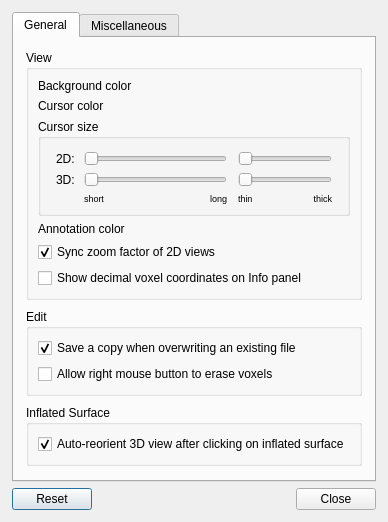
Before: the Qt Designer form freeview/DialogPreferences.ui in freesurfer/freesurfer, drawn with Qt 5.
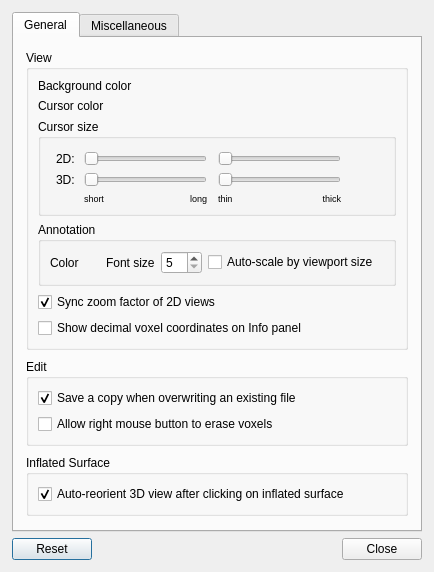
After: the same form once the commit is applied. Custom widgets are drawn as their Qt base class.

Commit message: Option to set annotation font size

Diff of the .ui file:
```diff
--- a/freeview/DialogPreferences.ui
+++ b/freeview/DialogPreferences.ui
@@ -9,8 +9,8 @@
    <rect>
     <x>0</x>
     <y>0</y>
-    <width>441</width>
-    <height>549</height>
+    <width>488</width>
+    <height>672</height>
    </rect>
   </property>
   <property name="windowTitle">
@@ -66,6 +66,75 @@
           <string>View</string>
          </property>
          <layout class="QGridLayout" name="gridLayout">
+          <item row="4" column="0" colspan="3">
+           <widget class="QGroupBox" name="groupBox_4">
+            <property name="title">
+             <string>Annotation</string>
+            </property>
+            <layout class="QGridLayout" name="gridLayout_4">
+             <item row="0" column="5">
+              <widget class="QCheckBox" name="checkBoxAutoScaleFont">
+               <property name="text">
+                <string>Auto-scale by viewport size</string>
+               </property>
+              </widget>
+             </item>
+             <item row="0" column="4">
+              <widget class="QSpinBox" name="spinBoxFontSize">
+               <property name="minimum">
+                <number>5</number>
+               </property>
+              </widget>
+             </item>
+             <item row="0" column="6">
+              <spacer name="horizontalSpacer_7">
+               <property name="orientation">
+                <enum>Qt::Horizontal</enum>
+               </property>
+               <property name="sizeHint" stdset="0">
+                <size>
+                 <width>5</width>
+                 <height>5</height>
+                </size>
+               </property>
+              </spacer>
+             </item>
+             <item row="0" column="0">
+              <widget class="QLabel" name="label_4">
+               <property name="text">
+                <string>Color</string>
+               </property>
+              </widget>
+             </item>
+             <item row="0" column="1">
+              <widget class="QtColorPicker" name="colorPickerAnnotation" native="true"/>
+             </item>
+             <item row="0" column="3">
+              <widget class="QLabel" name="label_14">
+               <property name="text">
+                <string>Font size</string>
+               </property>
+              </widget>
+             </item>
+             <item row="0" column="2">
+              <spacer name="horizontalSpacer_8">
+               <property name="orientation">
+                <enum>Qt::Horizontal</enum>
+               </property>
+               <property name="sizeType">
+                <enum>QSizePolicy::Fixed</enum>
+               </property>
+               <property name="sizeHint" stdset="0">
+                <size>
+                 <width>15</width>
+                 <height>5</height>
+                </size>
+               </property>
+              </spacer>
+             </item>
+            </layout>
+           </widget>
+          </item>
           <item row="1" column="2">
            <spacer name="horizontalSpacer_2">
             <property name="orientation">
@@ -135,13 +204,6 @@
             </property>
            </spacer>
           </item>
-          <item row="4" column="0">
-           <widget class="QLabel" name="label_4">
-            <property name="text">
-             <string>Annotation color</string>
-            </property>
-           </widget>
-          </item>
           <item row="6" column="0" colspan="3">
            <widget class="QCheckBox" name="checkBoxDecimalVoxelCoord">
             <property name="text">
@@ -167,7 +229,7 @@
             <property name="title">
              <string>Cursor size</string>
             </property>
-            <layout class="QGridLayout" name="gridLayout_2">
+            <layout class="QGridLayout" name="gridLayout_2" columnstretch="0,0,0,0,0,0,0,0,1">
              <property name="leftMargin">
               <number>15</number>
              </property>
@@ -177,20 +239,38 @@
              <property name="rightMargin">
               <number>15</number>
              </property>
-             <item row="2" column="5" colspan="2">
-              <widget class="QSlider" name="horizontalSliderThickness3D">
+             <item row="0" column="5" colspan="3">
+              <widget class="QSlider" name="horizontalSliderThickness2D">
+               <property name="sizePolicy">
+                <sizepolicy hsizetype="Expanding" vsizetype="Fixed">
+                 <horstretch>1</horstretch>
+                 <verstretch>0</verstretch>
+                </sizepolicy>
+               </property>
                <property name="minimum">
                 <number>1</number>
                </property>
                <property name="maximum">
-                <number>15</number>
+                <number>10</number>
                </property>
                <property name="pageStep">
                 <number>1</number>
                </property>
+               <property name="value">
+                <number>1</number>
+               </property>
                <property name="orientation">
                 <enum>Qt::Horizontal</enum>
                </property>
+               <property name="invertedAppearance">
+                <bool>false</bool>
+               </property>
+               <property name="invertedControls">
+                <bool>false</bool>
+               </property>
+               <property name="tickPosition">
+                <enum>QSlider::NoTicks</enum>
+               </property>
               </widget>
              </item>
              <item row="3" column="1">
@@ -232,40 +312,6 @@
                </property>
               </widget>
              </item>
-             <item row="0" column="5" colspan="2">
-              <widget class="QSlider" name="horizontalSliderThickness2D">
-               <property name="sizePolicy">
-                <sizepolicy hsizetype="Expanding" vsizetype="Fixed">
-                 <horstretch>1</horstretch>
-                 <verstretch>0</verstretch>
-                </sizepolicy>
-               </property>
-               <property name="minimum">
-                <number>1</number>
-               </property>
-               <property name="maximum">
-                <number>10</number>
-               </property>
-               <property name="pageStep">
-                <number>1</number>
-               </property>
-               <property name="value">
-                <number>1</number>
-               </property>
-               <property name="orientation">
-                <enum>Qt::Horizontal</enum>
-               </property>
-               <property name="invertedAppearance">
-                <bool>false</bool>
-               </property>
-               <property name="invertedControls">
-                <bool>false</bool>
-               </property>
-               <property name="tickPosition">
-                <enum>QSlider::NoTicks</enum>
-               </property>
-              </widget>
-             </item>
              <item row="2" column="0">
               <widget class="QLabel" name="label_6">
                <property name="text">
@@ -308,19 +354,6 @@
                </property>
               </widget>
              </item>
-             <item row="3" column="6">
-              <widget class="QLabel" name="label_10">
-               <property name="styleSheet">
-                <string notr="true">font-size:9px;</string>
-               </property>
-               <property name="text">
-                <string>thick</string>
-               </property>
-               <property name="alignment">
-                <set>Qt::AlignRight|Qt::AlignTrailing|Qt::AlignVCenter</set>
-               </property>
-              </widget>
-             </item>
              <item row="3" column="5">
               <widget class="QLabel" name="label_9">
                <property name="styleSheet">
@@ -350,6 +383,48 @@
                </property>
               </spacer>
              </item>
+             <item row="2" column="5" colspan="3">
+              <widget class="QSlider" name="horizontalSliderThickness3D">
+               <property name="minimum">
+                <number>1</number>
+               </property>
+               <property name="maximum">
+                <number>15</number>
+               </property>
+               <property name="pageStep">
+                <number>1</number>
+               </property>
+               <property name="orientation">
+                <enum>Qt::Horizontal</enum>
+               </property>
+              </widget>
+             </item>
+             <item row="3" column="7">
+              <widget class="QLabel" name="label_10">
+               <property name="styleSheet">
+                <string notr="true">font-size:9px;</string>
+               </property>
+               <property name="text">
+                <string>thick</string>
+               </property>
+               <property name="alignment">
+                <set>Qt::AlignRight|Qt::AlignTrailing|Qt::AlignVCenter</set>
+               </property>
+              </widget>
+             </item>
+             <item row="3" column="8">
+              <spacer name="horizontalSpacer_9">
+               <property name="orientation">
+                <enum>Qt::Horizontal</enum>
+               </property>
+               <property name="sizeHint" stdset="0">
+                <size>
+                 <width>0</width>
+                 <height>5</height>
+                </size>
+               </property>
+              </spacer>
+             </item>
             </layout>
            </widget>
           </item>
```
Left out of the diff: 3 changed lines with no effect on the pictures. The commit also changes 8 other files.
